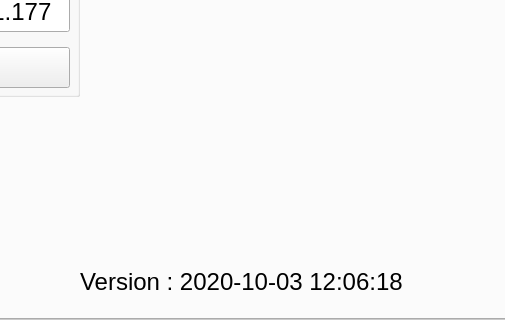
Before: the Qt Designer form dc_motor_pc.ui in ahmetcihan/pendulum_controller, drawn with Qt 5; both pictures show x 172 to 677 and y 160 to 480 of the 800 by 480 pixel window.
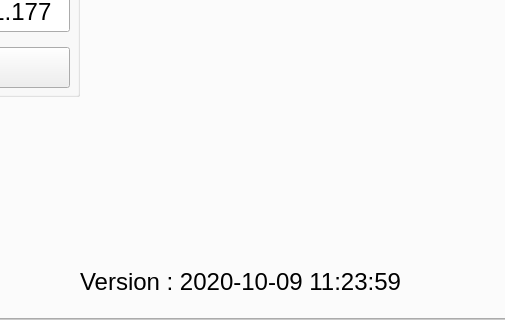
After: the same form once the commit is applied. The open tabs and pages were chosen to show the change.

```diff
--- a/dc_motor_pc.ui
+++ b/dc_motor_pc.ui
@@ -15411,7 +15411,7 @@
          </font>
         </property>
         <property name="text">
-         <string notr="true">Version : 2020-10-03 12:06:18</string>
+         <string notr="true">Version : 2020-10-09 11:23:59</string>
         </property>
         <property name="alignment">
          <set>Qt::AlignLeading|Qt::AlignLeft|Qt::AlignVCenter</set>
```
Left out of the diff: 2 changed lines with no effect on the pictures.
